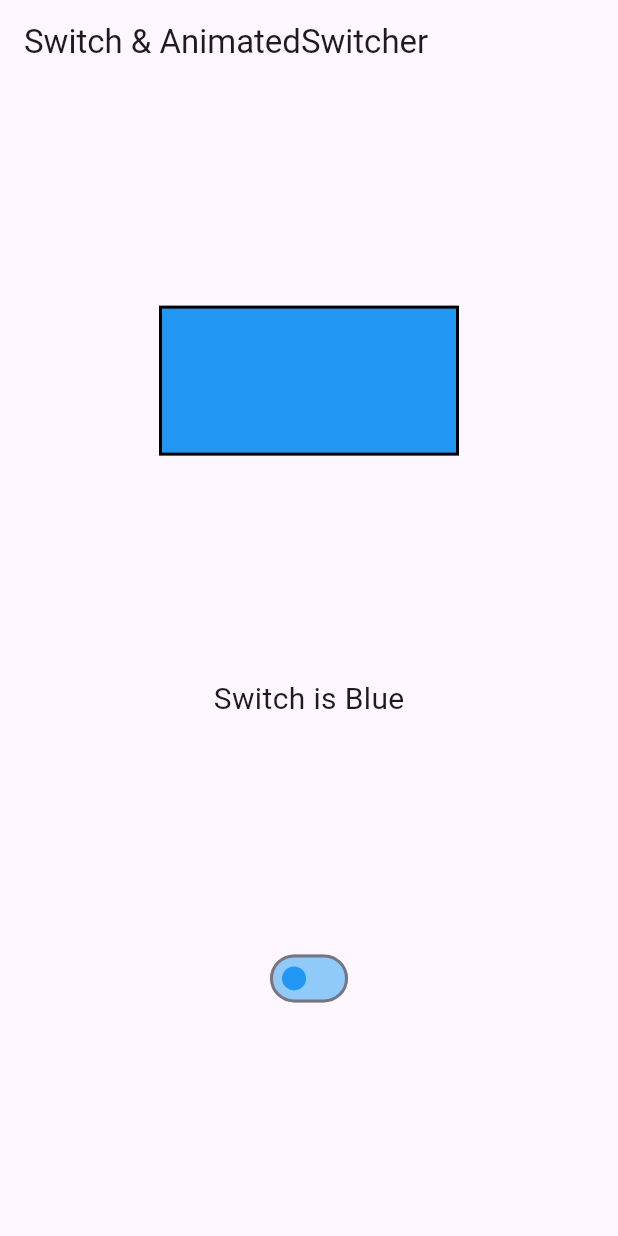
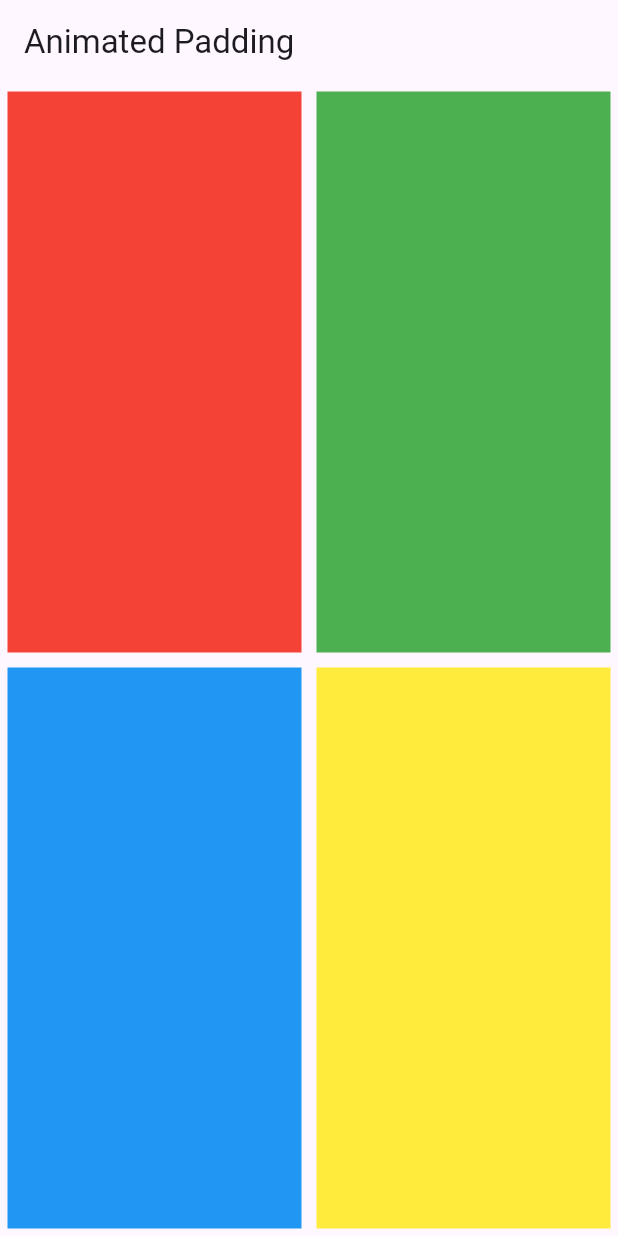
Before and after one commit to diasoy/flutter_study, a Flutter app: the screen it shows after launch, on a phone screen of 412 x 824 dp. Run offline on Flutter 3.47's test engine with Material 3 defaults, Android fonts, the phone set to English and light mode, and no system bars.

Commit message:
animatedpadding

```diff
--- a/lib/main.dart
+++ b/lib/main.dart
@@ -12,76 +12,73 @@ class MyApp extends StatefulWidget {
 }
 
 class _MyAppState extends State<MyApp> {
-  bool isOn = false;
-
-  Widget myWidget = Container(
-    width: 200,
-    height: 100,
-    decoration: BoxDecoration(
-      color: Colors.blue,
-      border: Border.all(color: Colors.black, width: 2),
-    ),
-  );
+  double myPadding = 5;
 
   @override
   Widget build(BuildContext context) {
     return MaterialApp(
         home: Scaffold(
       appBar: AppBar(
-        title: const Text('Switch & AnimatedSwitcher'),
+        title: const Text('Animated Padding'),
       ),
-      body: Center(
-        child: Column(
-          mainAxisAlignment: MainAxisAlignment.spaceEvenly,
-          children: <Widget>[
-            AnimatedSwitcher(
-              duration: const Duration(milliseconds: 500),
-              transitionBuilder: (child, animation) {
-                return FadeTransition(
-                  opacity: animation,
-                  child: child,
-                );
-              },
-              child: myWidget,
+      body: Column(
+        children: <Widget>[
+          Flexible(
+            child: Row(
+              children: <Widget>[
+                Flexible(
+                    flex: 1,
+                    child: AnimatedPadding(
+                      duration: const Duration(seconds: 1),
+                      padding: EdgeInsets.all(myPadding),
+                      child: GestureDetector(
+                        onTap: () {
+                          setState(() {
+                            myPadding = myPadding == 5 ? 20 : 5;
+                          });
+                        },
+                        child: Container(
+                          color: Colors.red,
+                        ),
+                      ),
+                    )),
+                Flexible(
+                    flex: 1,
+                    child: AnimatedPadding(
+                      duration: const Duration(seconds: 1),
+                      padding: EdgeInsets.all(myPadding),
+                      child: Container(
+                        color: Colors.green,
+                      ),
+                    ))
+              ],
             ),
-            Text(
-              isOn ? 'Switch is Red' : 'Switch is Blue',
-              style: const TextStyle(fontSize: 20),
+          ),
+          Flexible(
+            child: Row(
+              children: <Widget>[
+                Flexible(
+                    flex: 1,
+                    child: AnimatedPadding(
+                      duration: const Duration(seconds: 1),
+                      padding: EdgeInsets.all(myPadding),
+                      child: Container(
+                        color: Colors.blue,
+                      ),
+                    )),
+                Flexible(
+                    flex: 1,
+                    child: AnimatedPadding(
+                      duration: const Duration(seconds: 1),
+                      padding: EdgeInsets.all(myPadding),
+                      child: Container(
+                        color: Colors.yellow,
+                      ),
+                    ))
+              ],
             ),
-            Switch(
-              activeColor: Colors.red,
-              activeTrackColor: Colors.red[200],
-              inactiveThumbColor: Colors.blue,
-              inactiveTrackColor: Colors.blue[200],
-              value: isOn,
-              onChanged: (value) {
-                setState(() {
-                  isOn = value;
-                  if (isOn) {
-                    myWidget = Container(
-                      key: const ValueKey(1),
-                      width: 200,
-                      height: 100,
-                      decoration: BoxDecoration(
-                        color: Colors.red,
-                        border: Border.all(color: Colors.black, width: 2),
-                      ),
-                    );
-                  } else {
-                    myWidget = Container(
-                      width: 200,
-                      height: 100,
-                      decoration: BoxDecoration(
-                        color: Colors.blue,
-                        border: Border.all(color: Colors.black, width: 2),
-                      ),
-                    );
-                  }
-                });
-              },
-            )
-          ],
-        ),
+          ),
+        ],
       ),
     ));
   }
```
